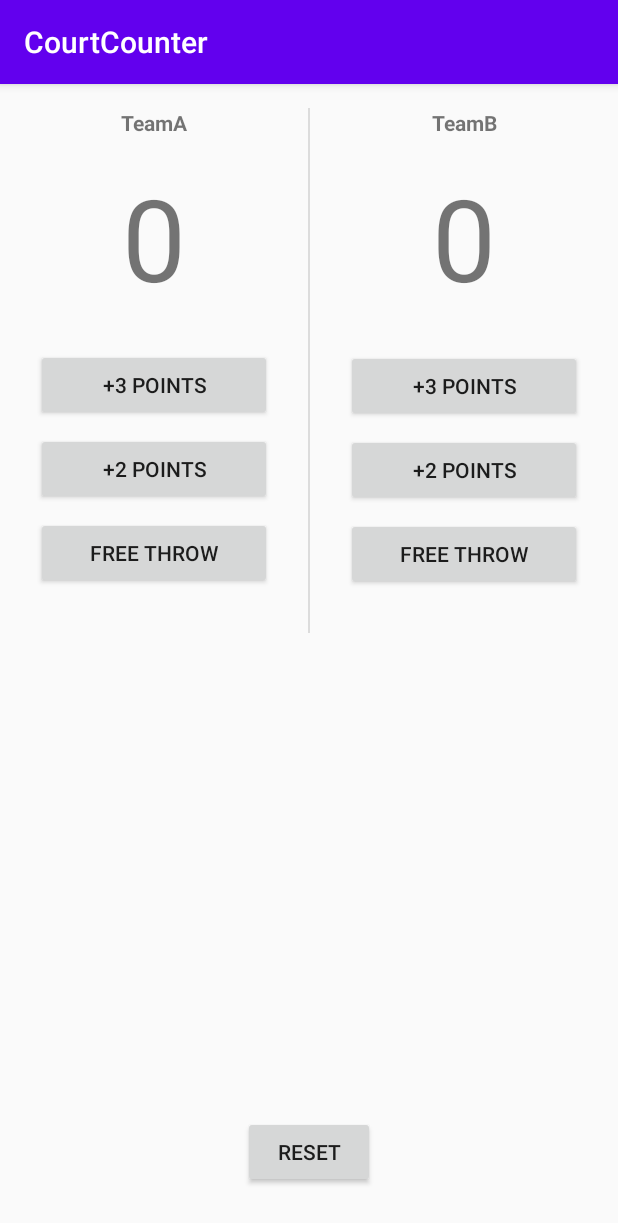
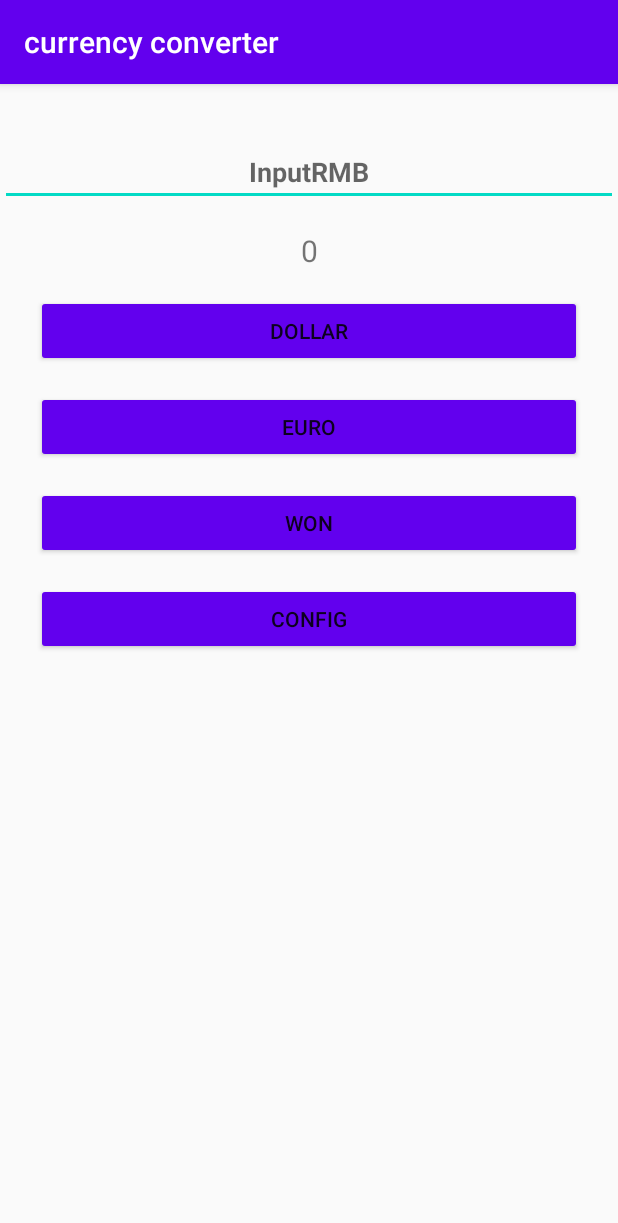
Before and after one commit to hirozui/tempareture, an Android app: the screen it shows after launch (MainActivity), on a phone screen of 412 x 824 dp. Shown: the top 1223 px of the screen. Run offline under Robolectric (Android 15) with nearby library versions, the phone set to English and light mode, and no system bars; 1 statement that could not run was skipped.

Commit message:
currency converter

```diff
--- a/app/src/main/java/com/example/myapplication/MainActivity.java
+++ b/app/src/main/java/com/example/myapplication/MainActivity.java
@@ -1,113 +1,57 @@
 package com.example.myapplication;
 
+import android.content.Context;
+import android.content.Intent;
 import android.support.v7.app.AppCompatActivity;
 import android.os.Bundle;
-import android.util.Log;
 import android.view.View;
-import android.widget.Button;
 import android.widget.EditText;
-import android.widget.TextView;
+import android.widget.Toast;
 
-public class MainActivity extends AppCompatActivity implements View.OnClickListener{
-TextView sca,scb;
-Button btn1,btn2,btn3,btn4,btn5,btn6,btn7;
+import java.util.HashMap;
+import java.util.regex.Matcher;
+import java.util.regex.Pattern;
+
+public class MainActivity extends AppCompatActivity{
+    public HashMap<String,Float> rate = new HashMap<>();
 
     @Override
     protected void onCreate(Bundle savedInstanceState) {
         super.onCreate(savedInstanceState);
+        rate.put("dollar",0.1477f);
+        rate.put("euro",0.1256f);
+        rate.put("won",171.3421f);
+        super.onCreate(savedInstanceState);
         setContentView(R.layout.activity_main);
-
-        sca = (TextView)findViewById(R.id.textView5);
-        scb = (TextView)findViewById(R.id.textView7);
-
-        Button btn1 = (Button)findViewById(R.id.button);
-        Button btn2 = (Button)findViewById(R.id.button2);
-        Button btn3 = (Button)findViewById(R.id.button3);
-        Button btn4 = (Button)findViewById(R.id.button7);
-        Button btn5 = (Button)findViewById(R.id.button4);
-        Button btn6 = (Button)findViewById(R.id.button5);
-        Button btn7 = (Button)findViewById(R.id.button6);
-
-
-
-        btn1.setOnClickListener(new View.OnClickListener() {
-            @Override
-            public void onClick(View v) {
-                String score = sca.getText().toString();
-                double num =Double.parseDouble(score);
-                int res;
-                res = (int) (num + 3);
-                sca.setText(String.valueOf(res));
-            }
-        });
-
-        btn2.setOnClickListener(new View.OnClickListener(){
-            @Override
-            public void onClick(View v) {
-                String score = sca.getText().toString();
-                double num =Double.parseDouble(score);
-                int res;
-                res = (int) (num + 2);
-                sca.setText(String.valueOf(res));
-            }
-        });
-
-        btn3.setOnClickListener(new View.OnClickListener() {
-            @Override
-            public void onClick(View v) {
-                String score = sca.getText().toString();
-                double num =Double.parseDouble(score);
-                int res;
-                res = (int) (num + 1);
-                sca.setText(String.valueOf(res));
-            }
-        });
-
-        btn4.setOnClickListener(new View.OnClickListener() {
-            @Override
-            public void onClick(View view) {
-                sca.setText("0");
-                scb.setText("0");
-            }
-        });
-
-        btn5.setOnClickListener(new View.OnClickListener() {
-            @Override
-            public void onClick(View v) {
-                String score = scb.getText().toString();
-                double num =Double.parseDouble(score);
-                int res;
-                res = (int) (num + 3);
-                scb.setText(String.valueOf(res));
-            }
-        });
-
-        btn6.setOnClickListener(new View.OnClickListener() {
-            @Override
-            public void onClick(View v) {
-                String score = scb.getText().toString();
-                double num =Double.parseDouble(score);
-                int res;
-                res = (int) (num + 2);
-                scb.setText(String.valueOf(res));
-            }
-        });
-
-        btn7.setOnClickListener(new View.OnClickListener() {
-            @Override
-            public void onClick(View v) {
-                String score = scb.getText().toString();
-                double num =Double.parseDouble(score);
-                int res;
-                res = (int) (num + 1);
-                scb.setText(String.valueOf(res));
-            }
-        });
     }
 
+    public void open(View v){
+        Intent config = new Intent(this,MainActivity2.class);
+        config.putExtra("dollar",rate.get("dollar"));
+        config.putExtra("euro",rate.get("euro"));
+        config.putExtra("won",rate.get("won"));
+        startActivityForResult(config,1);
+    }
+
+    public void change(View view){
+        EditText et = findViewById(R.id.RMB);
+        Pattern pattern = Pattern.compile("[0-9]+\\.?[0-9]*");
+        Matcher matcher = pattern.matcher(et.getText());
+        if(matcher.matches()){
+            et.setText(String.valueOf(Float.parseFloat(matcher.group())*rate.get(view.getTag().toString())));
+        }else{
+            Toast.makeText(this,"请输入金额",Toast.LENGTH_SHORT).show();
+        }
+    }
 
     @Override
-    public void onClick(View view) {
-
+    protected void onActivityResult(int requestCode, int resultCode, Intent data){
+        // TODO Auto-generated method stub
+        super.onActivityResult(requestCode,resultCode,data);
+        if(requestCode == 1 && resultCode == 2){
+            rate.put("dollar",data.getFloatExtra("dollar",0f));
+            rate.put("euro",data.getFloatExtra("euro",0f));
+            rate.put("won",data.getFloatExtra("won",0f));
+        }
     }
 }
--- a/app/src/main/res/layout/activity_main.xml
+++ b/app/src/main/res/layout/activity_main.xml
@@ -7,146 +7,86 @@
     android:orientation="vertical"
     tools:context=".MainActivity">
 
-    <View
-        android:id="@+id/divider"
-        android:layout_width="1dp"
-        android:layout_height="350dp"
-        android:layout_marginStart="205dp"
+    <EditText
+        android:id="@+id/RMB"
+        android:layout_width="match_parent"
+        android:layout_height="wrap_content"
+        android:layout_marginTop="36dp"
+        android:hint="@string/inp"
+        android:textAlignment="center"
+        android:textStyle="bold"
+        android:inputType="textPersonName"
+        app:layout_constraintTop_toTopOf="parent"
+        tools:layout_editor_absoluteX="0dp" />
+
+
+    <TextView
+        android:id="@+id/result"
+        android:layout_width="match_parent"
+        android:layout_height="wrap_content"
+        android:text="@string/out"
+        android:textAlignment="center"
+        android:textSize="20sp"
+        app:layout_constraintStart_toStartOf="parent"
+        app:layout_constraintEnd_toEndOf="parent"
+        app:layout_constraintTop_toBottomOf="@id/RMB"
         android:layout_marginTop="16dp"
-        android:layout_marginEnd="205dp"
-        android:background="?android:attr/listDivider"
+        />
+
+    <Button
+        android:id="@+id/dollar"
+        android:layout_width="match_parent"
+        android:layout_height="wrap_content"
+        android:layout_marginStart="24dp"
+        android:layout_marginTop="16dp"
+        android:layout_marginEnd="24dp"
+        android:text="@string/button1"
+        android:tag="dollar"
+        android:onClick="change"
         app:layout_constraintEnd_toEndOf="parent"
         app:layout_constraintStart_toStartOf="parent"
-        app:layout_constraintTop_toTopOf="parent" />
-
-    <TextView
-        android:id="@+id/textView2"
-        android:layout_width="100dp"
-        android:layout_height="wrap_content"
-        android:layout_marginTop="16dp"
-        android:text="@string/teamA"
-        android:textAlignment="center"
-        android:textStyle="bold"
-        app:layout_constraintEnd_toStartOf="@+id/divider"
-        app:layout_constraintStart_toStartOf="parent"
-        app:layout_constraintTop_toTopOf="parent" />
-
-    <TextView
-        android:id="@+id/textView4"
-        android:layout_width="100dp"
-        android:layout_height="wrap_content"
-        android:layout_marginTop="16dp"
-        android:text="@string/teamB"
-        android:textAlignment="center"
-        android:textStyle="bold"
-        app:layout_constraintEnd_toEndOf="parent"
-        app:layout_constraintStart_toEndOf="@+id/divider"
-        app:layout_constraintTop_toTopOf="parent" />
-
-    <TextView
-        android:id="@+id/textView5"
-        android:layout_width="wrap_content"
-        android:layout_height="wrap_content"
-        android:layout_marginTop="16dp"
-        android:text="@string/score"
-        android:textAlignment="center"
-        android:textSize="76sp"
-        app:layout_constraintEnd_toStartOf="@+id/divider"
-        app:layout_constraintStart_toStartOf="parent"
-        app:layout_constraintTop_toBottomOf="@+id/textView2" />
-
-    <TextView
-        android:id="@+id/textView7"
-        android:layout_width="wrap_content"
-        android:layout_height="102dp"
-        android:layout_marginTop="16dp"
-        android:text="@string/score"
-        android:textAlignment="center"
-        android:textSize="76sp"
-        app:layout_constraintEnd_toEndOf="parent"
-        app:layout_constraintStart_toEndOf="@+id/divider"
-        app:layout_constraintTop_toBottomOf="@+id/textView4" />
+        app:layout_constraintTop_toBottomOf="@id/result" />
 
     <Button
-        android:id="@+id/button"
-        android:layout_width="0dp"
+        android:id="@+id/euro"
+        android:layout_width="match_parent"
         android:layout_height="wrap_content"
         android:layout_marginStart="24dp"
-        android:layout_marginTop="24dp"
+        android:layout_marginTop="16dp"
         android:layout_marginEnd="24dp"
-        android:text="@string/btn1"
-        app:layout_constraintEnd_toStartOf="@+id/divider"
+        android:text="@string/button2"
+        android:tag="euro"
+        android:onClick="change"
+        app:layout_constraintEnd_toEndOf="parent"
         app:layout_constraintStart_toStartOf="parent"
-        app:layout_constraintTop_toBottomOf="@+id/textView5" />
+        app:layout_constraintTop_toBottomOf="@id/dollar" />
 
     <Button
-        android:id="@+id/button2"
-        android:layout_width="0dp"
+        android:id="@+id/won"
+        android:layout_width="match_parent"
         android:layout_height="wrap_content"
         android:layout_marginStart="24dp"
-        android:layout_marginTop="8dp"
+        android:layout_marginTop="16dp"
         android:layout_marginEnd="24dp"
-        android:text="@string/btn2"
-        app:layout_constraintEnd_toStartOf="@+id/divider"
+        android:text="@string/button3"
+        android:tag="won"
+        android:onClick="change"
+        app:layout_constraintEnd_toEndOf="parent"
         app:layout_constraintStart_toStartOf="parent"
-        app:layout_constraintTop_toBottomOf="@+id/button" />
+        app:layout_constraintTop_toBottomOf="@id/euro" />
 
     <Button
-        android:id="@+id/button3"
-        android:layout_width="0dp"
+        android:id="@+id/open_config"
+        android:layout_width="match_parent"
         android:layout_height="wrap_content"
         android:layout_marginStart="24dp"
-        android:layout_marginTop="8dp"
+        android:layout_marginTop="16dp"
         android:layout_marginEnd="24dp"
-        android:text="@string/btn3"
-        app:layout_constraintEnd_toStartOf="@+id/divider"
+        android:onClick="open"
+        android:text="@string/button4"
+        app:layout_constraintEnd_toEndOf="parent"
         app:layout_constraintStart_toStartOf="parent"
-        app:layout_constraintTop_toBottomOf="@+id/button2" />
+        app:layout_constraintTop_toBottomOf="@id/won" />
 
-    <Button
-        android:id="@+id/button4"
-        android:layout_width="0dp"
-        android:layout_height="wrap_content"
-        android:layout_marginStart="24dp"
-        android:layout_marginTop="24dp"
-        android:layout_marginEnd="24dp"
-        android:text="@string/btn1"
-        app:layout_constraintEnd_toEndOf="parent"
-        app:layout_constraintStart_toEndOf="@+id/divider"
-        app:layout_constraintTop_toBottomOf="@+id/textView7" />
-
-    <Button
-        android:id="@+id/button5"
-        android:layout_width="0dp"
-        android:layout_height="wrap_content"
-        android:layout_marginStart="24dp"
-        android:layout_marginTop="8dp"
-        android:layout_marginEnd="24dp"
-        android:text="@string/btn2"
-        app:layout_constraintEnd_toEndOf="parent"
-        app:layout_constraintStart_toEndOf="@+id/divider"
-        app:layout_constraintTop_toBottomOf="@+id/button4" />
-
-    <Button
-        android:id="@+id/button6"
-        android:layout_width="0dp"
-        android:layout_height="wrap_content"
-        android:layout_marginStart="24dp"
-        android:layout_marginTop="8dp"
-        android:layout_marginEnd="24dp"
-        android:text="@string/btn3"
-        app:layout_constraintEnd_toEndOf="parent"
-        app:layout_constraintStart_toEndOf="@+id/divider"
-        app:layout_constraintTop_toBottomOf="@+id/button5" />
-
-    <Button
-        android:id="@+id/button7"
-        android:layout_width="wrap_content"
-        android:layout_height="wrap_content"
-        android:layout_marginBottom="32dp"
-        android:text="@string/btn4"
-        app:layout_constraintBottom_toBottomOf="parent"
-        app:layout_constraintEnd_toEndOf="parent"
-        app:layout_constraintStart_toStartOf="parent" />
 
 </android.support.constraint.ConstraintLayout>
--- /dev/null
+++ b/app/src/main/res/menu/first_menu.xml
@@ -0,0 +1,6 @@
+<?xml version="1.0" encoding="utf-8"?>
+<menu xmlns:app="http://schemas.android.com/apk/res-auto"
+    xmlns:android="http://schemas.android.com/apk/res/android">
+
+    <item android:title="Item" />
+</menu>
--- a/app/src/main/res/values/strings.xml
+++ b/app/src/main/res/values/strings.xml
@@ -1,12 +1,9 @@
 <resources>
-    <string name="app_name" translatable="false">CourtCounter</string>
-    <string name="out">result:</string>
-    <string name="btn">transfrom</string>
-    <string name="teamA" translatable="false">TeamA</string>
-    <string name="teamB" translatable="false">TeamB</string>
-    <string name="btn1" translatable="false">+3 POINTS</string>
-    <string name="btn2" translatable="false">+2 POINTS</string>
-    <string name="btn3" translatable="false">FREE THROW</string>
-    <string name="btn4" translatable="false">RESET</string>
-    <string name="score" translatable="false">0</string>
+    <string name="app_name" translatable="false">currency converter</string>
+    <string name="inp">InputRMB</string>
+    <string name="out">0</string>
+    <string name="button1">dollar</string>
+    <string name="button2">euro</string>
+    <string name="button3">won</string>
+    <string name="button4" translatable="false">config</string>
 </resources>
--- a/app/src/main/res/values/styles.xml
+++ b/app/src/main/res/values/styles.xml
@@ -5,6 +5,7 @@
         <item name="colorPrimary">@color/colorPrimary</item>
         <item name="colorPrimaryDark">@color/colorPrimaryDark</item>
         <item name="colorAccent">@color/colorAccent</item>
+        <item name="android:colorButtonNormal">@color/colorPrimary</item>
     </style>
 
 </resources>
--- a/settings.gradle
+++ b/settings.gradle
@@ -1,2 +1,3 @@
+include ':app:myapplication1'
 include ':app'
 rootProject.name = "My Application"
```
Also changed, not shown: app/src/main/AndroidManifest.xml (+7 -0 lines), app/src/main/java/com/example/myapplication/MainActivity2.java (added, +56 -0 lines), app/src/main/res/layout/activity_main2.xml (added, +59 -0 lines), 1 other file.
